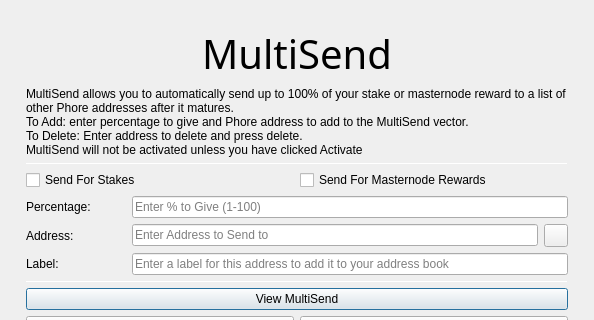
The window that src/qt/forms/multisenddialog.ui (digitalrupee-project/rupee) describes before a commit, drawn with Qt 5; both pictures show x 0 to 594 and y 0 to 320 of the 594 by 564 pixel window.
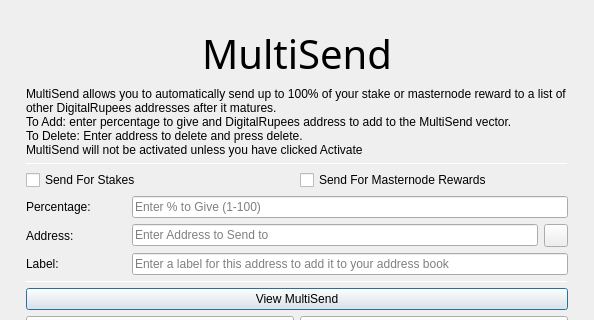
The same window after the commit. Icons and pictures are not drawn.

What changed in the file:
```diff
--- a/src/qt/forms/multisenddialog.ui
+++ b/src/qt/forms/multisenddialog.ui
@@ -67,8 +67,8 @@
         <number>1</number>
        </property>
        <property name="text">
-        <string>MultiSend allows you to automatically send up to 100% of your stake or masternode reward to a list of other Phore addresses after it matures.
-To Add: enter percentage to give and Phore address to add to the MultiSend vector.
+        <string>MultiSend allows you to automatically send up to 100% of your stake or masternode reward to a list of other DigitalRupees addresses after it matures.
+To Add: enter percentage to give and DigitalRupees address to add to the MultiSend vector.
 To Delete: Enter address to delete and press delete.
 MultiSend will not be activated unless you have clicked Activate</string>
        </property>
```
